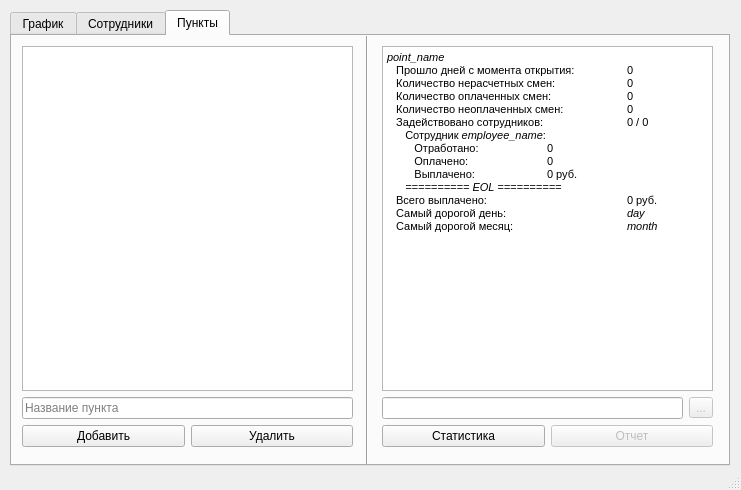
This is mainwindow.ui in The-Zealot/WBScheduleManager as Qt 5 draws it before an edit. The edited form follows.
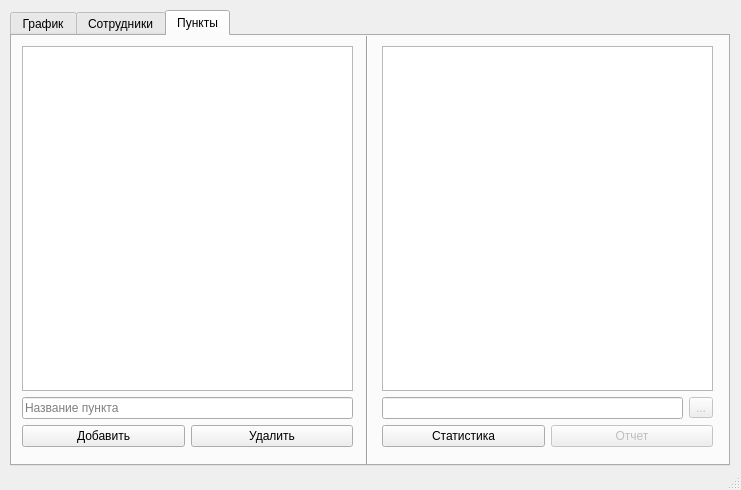
This is the edited form. The open tabs and pages were chosen to show the change. Custom widgets are drawn as their Qt base class.

Commit message: Deleted base text in statistics textBrowser

```diff
--- a/mainwindow.ui
+++ b/mainwindow.ui
@@ -734,20 +734,7 @@
 &lt;html&gt;&lt;head&gt;&lt;meta name=&quot;qrichtext&quot; content=&quot;1&quot; /&gt;&lt;style type=&quot;text/css&quot;&gt;
 p, li { white-space: pre-wrap; }
 &lt;/style&gt;&lt;/head&gt;&lt;body style=&quot; font-family:'MS Shell Dlg 2'; font-size:7.8pt; font-weight:400; font-style:normal;&quot;&gt;
-&lt;p style=&quot; margin-top:0px; margin-bottom:0px; margin-left:0px; margin-right:0px; -qt-block-indent:0; text-indent:0px;&quot;&gt;&lt;span style=&quot; font-size:8pt; font-style:italic;&quot;&gt;point_name&lt;/span&gt;&lt;/p&gt;
-&lt;p style=&quot; margin-top:0px; margin-bottom:0px; margin-left:0px; margin-right:0px; -qt-block-indent:0; text-indent:0px;&quot;&gt;&lt;span style=&quot; font-size:8pt;&quot;&gt;   Прошло дней с момента открытия: 	0&lt;/span&gt;&lt;/p&gt;
-&lt;p style=&quot; margin-top:0px; margin-bottom:0px; margin-left:0px; margin-right:0px; -qt-block-indent:0; text-indent:0px;&quot;&gt;&lt;span style=&quot; font-size:8pt;&quot;&gt;   Количество нерасчетных смен: 	0&lt;/span&gt;&lt;/p&gt;
-&lt;p style=&quot; margin-top:0px; margin-bottom:0px; margin-left:0px; margin-right:0px; -qt-block-indent:0; text-indent:0px;&quot;&gt;&lt;span style=&quot; font-size:8pt;&quot;&gt;   Количество оплаченных смен:	0&lt;/span&gt;&lt;/p&gt;
-&lt;p style=&quot; margin-top:0px; margin-bottom:0px; margin-left:0px; margin-right:0px; -qt-block-indent:0; text-indent:0px;&quot;&gt;&lt;span style=&quot; font-size:8pt;&quot;&gt;   Количество неоплаченных смен:	0&lt;/span&gt;&lt;/p&gt;
-&lt;p style=&quot; margin-top:0px; margin-bottom:0px; margin-left:0px; margin-right:0px; -qt-block-indent:0; text-indent:0px;&quot;&gt;&lt;span style=&quot; font-size:8pt;&quot;&gt;   Задействовано сотрудников:		0 / 0&lt;/span&gt;&lt;/p&gt;
-&lt;p style=&quot; margin-top:0px; margin-bottom:0px; margin-left:0px; margin-right:0px; -qt-block-indent:0; text-indent:0px;&quot;&gt;&lt;span style=&quot; font-size:8pt;&quot;&gt;      Сотрудник &lt;/span&gt;&lt;span style=&quot; font-size:8pt; font-style:italic;&quot;&gt;employee_name&lt;/span&gt;&lt;span style=&quot; font-size:8pt;&quot;&gt;: &lt;/span&gt;&lt;/p&gt;
-&lt;p style=&quot; margin-top:0px; margin-bottom:0px; margin-left:0px; margin-right:0px; -qt-block-indent:0; text-indent:0px;&quot;&gt;&lt;span style=&quot; font-size:8pt;&quot;&gt;         Отработано:	0&lt;/span&gt;&lt;/p&gt;
-&lt;p style=&quot; margin-top:0px; margin-bottom:0px; margin-left:0px; margin-right:0px; -qt-block-indent:0; text-indent:0px;&quot;&gt;&lt;span style=&quot; font-size:8pt;&quot;&gt;         Оплачено:	0&lt;/span&gt;&lt;/p&gt;
-&lt;p style=&quot; margin-top:0px; margin-bottom:0px; margin-left:0px; margin-right:0px; -qt-block-indent:0; text-indent:0px;&quot;&gt;&lt;span style=&quot; font-size:8pt;&quot;&gt;         Выплачено:	0 руб.&lt;/span&gt;&lt;/p&gt;
-&lt;p style=&quot; margin-top:0px; margin-bottom:0px; margin-left:0px; margin-right:0px; -qt-block-indent:0; text-indent:0px;&quot;&gt;&lt;span style=&quot; font-size:8pt;&quot;&gt;      &lt;/span&gt;&lt;span style=&quot; font-size:8pt; font-style:italic;&quot;&gt;========== EOL ==========&lt;/span&gt;&lt;/p&gt;
-&lt;p style=&quot; margin-top:0px; margin-bottom:0px; margin-left:0px; margin-right:0px; -qt-block-indent:0; text-indent:0px;&quot;&gt;&lt;span style=&quot; font-size:8pt;&quot;&gt;   Всего выплачено:		0 руб.&lt;/span&gt;&lt;/p&gt;
-&lt;p style=&quot; margin-top:0px; margin-bottom:0px; margin-left:0px; margin-right:0px; -qt-block-indent:0; text-indent:0px;&quot;&gt;&lt;span style=&quot; font-size:8pt;&quot;&gt;   Самый дорогой день:		&lt;/span&gt;&lt;span style=&quot; font-size:8pt; font-style:italic;&quot;&gt;day&lt;/span&gt;&lt;/p&gt;
-&lt;p style=&quot; margin-top:0px; margin-bottom:0px; margin-left:0px; margin-right:0px; -qt-block-indent:0; text-indent:0px;&quot;&gt;&lt;span style=&quot; font-size:8pt;&quot;&gt;   Самый дорогой месяц:		&lt;/span&gt;&lt;span style=&quot; font-size:8pt; font-style:italic;&quot;&gt;month&lt;/span&gt;&lt;/p&gt;&lt;/body&gt;&lt;/html&gt;</string>
+&lt;p style=&quot;-qt-paragraph-type:empty; margin-top:0px; margin-bottom:0px; margin-left:0px; margin-right:0px; -qt-block-indent:0; text-indent:0px;&quot;&gt;&lt;br /&gt;&lt;/p&gt;&lt;/body&gt;&lt;/html&gt;</string>
          </property>
         </widget>
        </item>
```
Left out of the diff: 2 changed lines with no effect on the pictures. The commit also changes 1 other file.
